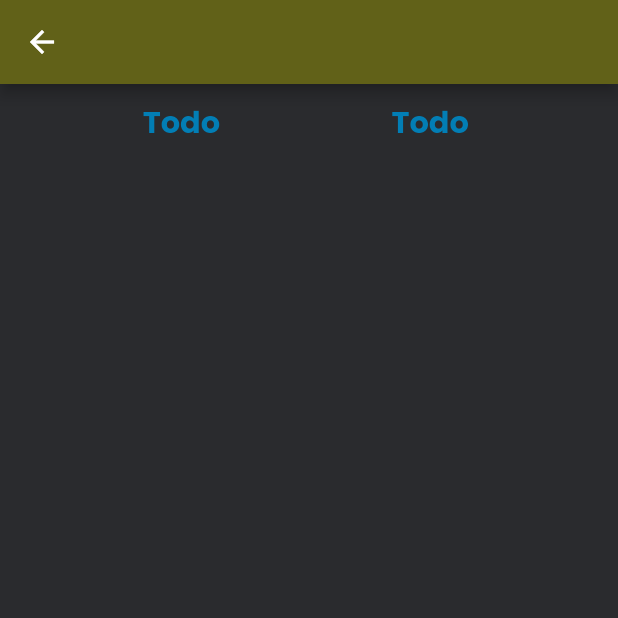
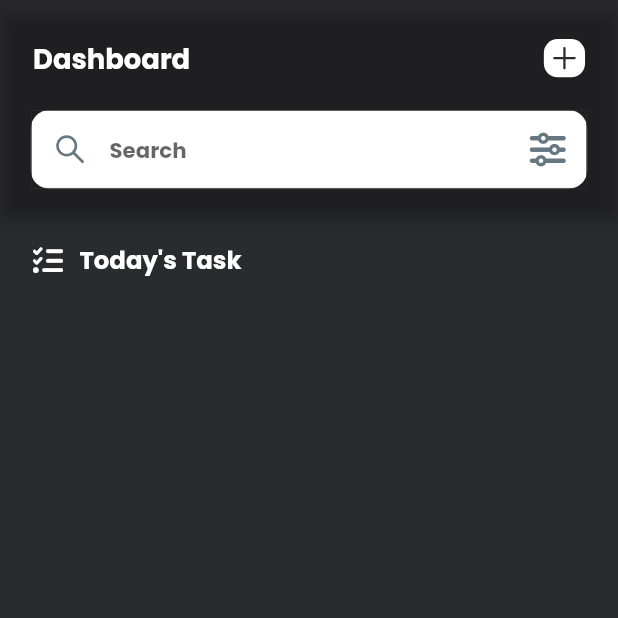
Before and after one commit to BabishShrestha/todo_bloc, a Flutter app: the HomePage screen opened directly, on a phone screen of 412 x 824 dp, the top half of it. Run offline on Flutter 3.47's test engine with Material 2 defaults, Android fonts, the phone set to English and light mode, and no system bars; our stand-ins replace country_picker, flutter_screenutil, flutter_vector_icons, google_fonts, hooks_riverpod, ionicons and 2 more.

Commit message:
updated home page ui with search bar and title

```diff
--- a/lib/features/todo/pages/homepage.dart
+++ b/lib/features/todo/pages/homepage.dart
@@ -1,42 +1,111 @@
 import 'package:flutter/material.dart';
 import 'package:flutter_screenutil/flutter_screenutil.dart';
-import 'package:todo_riverpod/core/utils/extensions.dart';
+import 'package:flutter_vector_icons/flutter_vector_icons.dart';
+import 'package:hooks_riverpod/hooks_riverpod.dart';
 import 'package:todo_riverpod/core/widgets/app_style.dart';
+import 'package:todo_riverpod/core/widgets/custom_textfield.dart';
 import 'package:todo_riverpod/core/widgets/reusable_text.dart';
 
 import '../../../core/utils/constants.dart';
 import '../../../core/widgets/spacer.dart';
 
-class HomePage extends StatefulWidget {
+class HomePage extends ConsumerStatefulWidget {
   const HomePage({super.key});
 
   @override
-  State<HomePage> createState() => _HomePageState();
+  ConsumerState<HomePage> createState() => _HomePageState();
 }
 
-class _HomePageState extends State<HomePage> {
+class _HomePageState extends ConsumerState<HomePage>  with TickerProviderStateMixin{
+  final TextEditingController searchController = TextEditingController();
+  late final TabController tabController = TabController(length: 2, vsync: this);
+
   @override
   Widget build(BuildContext context) {
     return Scaffold(
-      appBar: AppBar(),
-      body: Row(
-        mainAxisAlignment: MainAxisAlignment.center,
+        appBar: AppBar(
+          backgroundColor: Colors.transparent,
+          automaticallyImplyLeading: false,
+          bottom: PreferredSize(
+            preferredSize: const Size.fromHeight(85),
+            child: Column(
+              children: [
+                Padding(
+                  padding: EdgeInsets.symmetric(horizontal: 20.w),
+                  child: Row(
+                    mainAxisAlignment: MainAxisAlignment.spaceBetween,
+                    crossAxisAlignment: CrossAxisAlignment.start,
                     children: [
                       ReusableText(
-            text: 'Todo ',
-            style: appStyle(20, AppConst.kBlueLight, FontWeight.bold),
+                        text: 'Dashboard',
+                        style: appStyle(18, AppConst.kLight, FontWeight.bold),
                       ),
-          const HeightSpacer(spaceHeight: 50),
-          50.horizontalSpace,
-          const WidthSpacer(
-            spaceWidth: 50,
+                      Container(
+                          width: 25.w,
+                          height: 25.h,
+                          decoration: BoxDecoration(
+                            color: AppConst.kLight,
+                            borderRadius: BorderRadius.all(
+                              Radius.circular(AppConst.kRadius - 3),
                             ),
+                          ),
+                          child: GestureDetector(
+                            onTap: () {},
+                            child: const Icon(Ionicons.add,
+                                color: AppConst.kBkDark),
+                          ))
+                    ],
+                  ),
+                ),
+                const HeightSpacer(spaceHeight: 20),
+                CustomTextFormField(
+                    hintText: 'Search',
+                    controller: searchController,
+                    prefixIcon: Container(
+                      padding: EdgeInsets.all(14.h),
+                      child: GestureDetector(
+                        onTap: () {},
+                        child: const Icon(AntDesign.search1,
+                            color: AppConst.kGreyLight),
+                      ),
+                    ),
+                    suffixIcon: Container(
+                      padding: EdgeInsets.all(14.h),
+                      child: GestureDetector(
+                        onTap: () {},
+                        child: const Icon(FontAwesome.sliders,
+                            color: AppConst.kGreyLight),
+                      ),
+                    )),
+                const HeightSpacer(spaceHeight: 15),
+              ],
+            ),
+          ),
+        ),
+        body: SafeArea(
+          child: Padding(
+            padding: EdgeInsets.symmetric(horizontal: 20.w),
+            child: ListView(
+              children: [
+                const HeightSpacer(spaceHeight: 20),
+                Row(
+                  children: [
+                    const Icon(
+                      FontAwesome.tasks,
+                      size: 20,
+                      color: AppConst.kLight,
+                    ),
+                    const WidthSpacer(spaceWidth: 10),
                     ReusableText(
-            text: 'Todo ',
-            style: appStyle(20, AppConst.kBlueLight, FontWeight.bold),
+                      text: "Today's Task",
+                      style: appStyle(16, AppConst.kLight, FontWeight.bold),
+
                     ),
                   ],
+                )
+              ],
             ),
-    );
+          ),
+        ));
   }
 }
--- a/lib/main.dart
+++ b/lib/main.dart
@@ -26,7 +26,7 @@ class MainApp extends StatelessWidget {
                 scaffoldBackgroundColor: AppConst.kBkDark,
                 colorScheme: ColorScheme.fromSeed(seedColor: AppConst.kYellow)),
             debugShowCheckedModeBanner: false,
-            home: const OnBoarding(),
+            home: const HomePage(),
           );
         });
   }
```
Also changed, not shown: pubspec.lock. Lines whose indentation alone changed are shown as unchanged.
